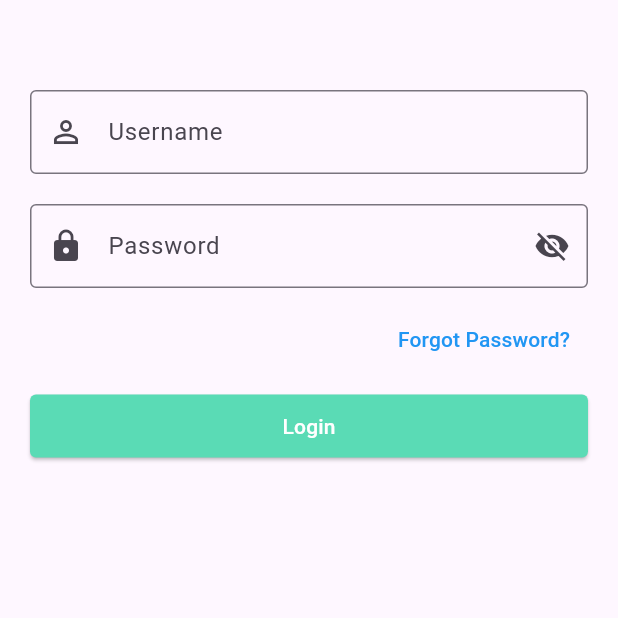
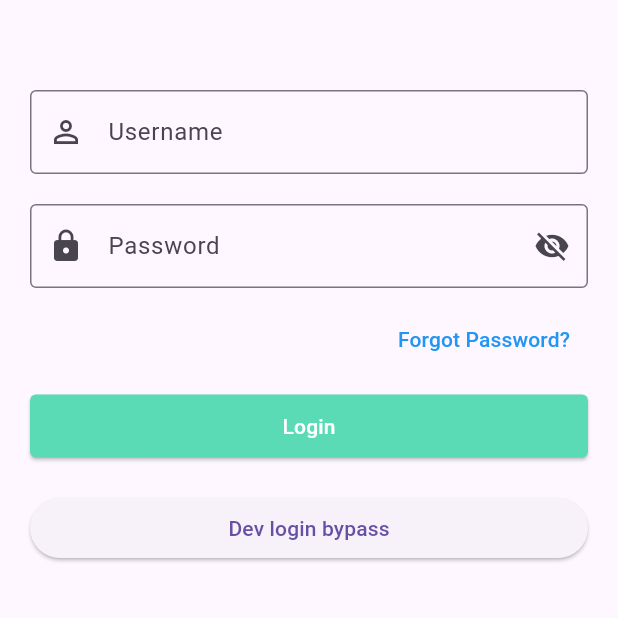
Before and after one commit to Rikjimue/anchor, a Flutter app: the screen it shows after launch, on a phone screen of 412 x 824 dp, the top half of it. Run offline on Flutter 3.47's test engine with Material 3 defaults, Android fonts, the light colour scheme and no system bars; project files that could hold a hidden picture were left out.

Commit message:
Added dev button to bypass login

```diff
--- a/lib/screens/login_screen.dart
+++ b/lib/screens/login_screen.dart
@@ -1,4 +1,5 @@
 import 'package:flutter/material.dart';
+import 'home_screen.dart';
 
 class LoginScreen extends StatefulWidget {
   const LoginScreen({super.key});
@@ -17,7 +18,7 @@ class _LoginScreenState extends State<LoginScreen> {
         body: GestureDetector(
           onTap: () => FocusScope.of(context).unfocus(),
           child: Container(
-            color: Colors.transparent, // Needed to make the GestureDetector work on the entire screen
+            color: Colors.transparent, // Gesture detector hitbox
             height: MediaQuery.of(context).size.height,
             child: SingleChildScrollView(
               child: Container(
@@ -39,17 +40,19 @@ class _LoginScreenState extends State<LoginScreen> {
                         TextFormField(
                           obscureText: _obscureText,
                           decoration: InputDecoration(
-                            prefixIcon: Icon(Icons.lock),
+                            prefixIcon: const Icon(Icons.lock),
                             labelText: 'Password',
                             hintText: 'Password',
-                            border: OutlineInputBorder(),
+                            border: const OutlineInputBorder(),
                             suffixIcon: IconButton(
                               onPressed: () {
                                 setState(() {
                                   _obscureText = !_obscureText;
                                 });
                               },
-                              icon: Icon(_obscureText ? Icons.visibility_off : Icons.visibility),
+                              icon: Icon(_obscureText
+                                  ? Icons.visibility_off
+                                  : Icons.visibility),
                             ),
                           ),
                         ),
@@ -61,10 +64,10 @@ class _LoginScreenState extends State<LoginScreen> {
                               // TODO: Implement forgot password functionality
                               print('Forgot password pressed');
                             },
-                            child: Text('Forgot Password?'),
                             style: TextButton.styleFrom(
                               foregroundColor: Colors.blue,
                             ),
+                            child: const Text('Forgot Password?'),
                           ),
                         ),
                         const SizedBox(height: 10.0),
@@ -76,16 +79,29 @@ class _LoginScreenState extends State<LoginScreen> {
                               print('Login pressed');
                             },
                             style: ElevatedButton.styleFrom(
-                              backgroundColor: Color(0xFF5ADBB5),
+                              backgroundColor: const Color(0xFF5ADBB5),
                               foregroundColor: Colors.white,
-                              padding: EdgeInsets.symmetric(vertical: 11.0),
+                              padding:
+                                  const EdgeInsets.symmetric(vertical: 11.0),
                               shape: RoundedRectangleBorder(
                                 borderRadius: BorderRadius.circular(4.0),
                               ),
                             ),
-                            child: Text('Login'),
+                            child: const Text('Login'),
                           ),
                         ),
+                        const SizedBox(height: 20.0),
+                        SizedBox(
+                          width: double.infinity,
+                          child: ElevatedButton(
+                              onPressed: () {
+                                Navigator.of(context).pushReplacement(
+                                  MaterialPageRoute(
+                                      builder: (context) => const HomeScreen()),
+                                );
+                              },
+                              child: const Text("Dev login bypass")),
+                        )
                       ],
                     ),
                   ),
```
